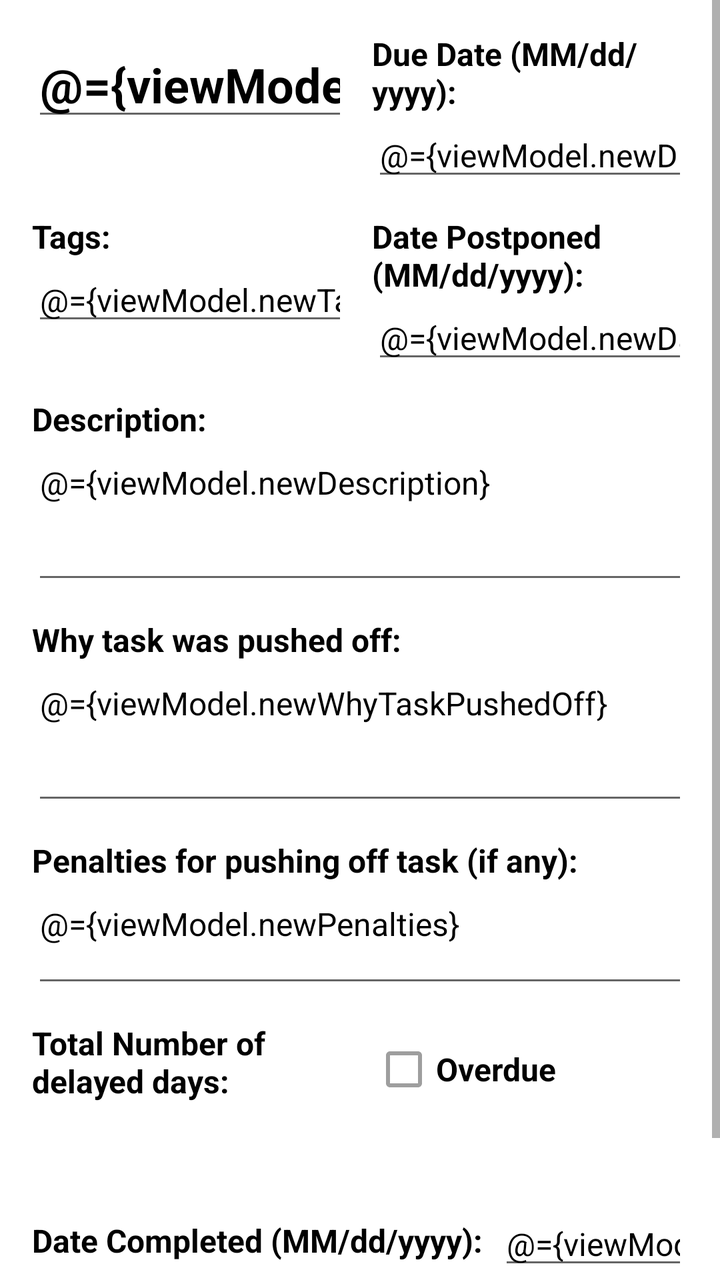
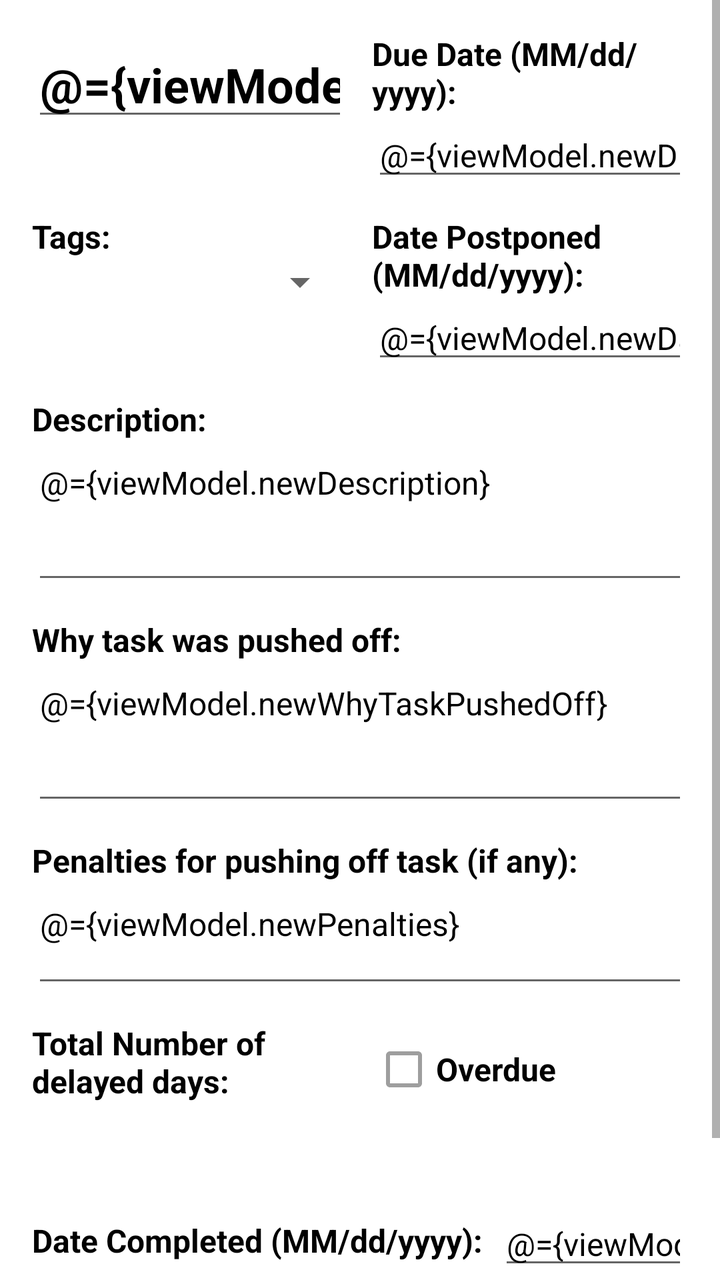

The first picture is an Android layout as it rendered before a commit; the second is the same layout after the commit. The layout source and the unified diff follow.
<!-- AndroidManifest.xml: application theme Theme.FutureMe -->
<!-- res/layout/fragment_add_edit_task.xml -->
<?xml version="1.0" encoding="utf-8"?>
<layout xmlns:android="http://schemas.android.com/apk/res/android"
    xmlns:tools="http://schemas.android.com/tools">

    <data>
        <variable
            name="viewModel"
            type="com.example.futureme.TasksViewModel" />
    </data>

    <ScrollView
        android:layout_width="match_parent"
        android:layout_height="match_parent"
        tools:context=".AddEditTaskFragment">

        <LinearLayout
            android:layout_width="match_parent"
            android:layout_height="wrap_content"
            android:orientation="vertical"
            android:padding="16dp">

            
            <LinearLayout
                android:layout_width="match_parent"
                android:layout_height="wrap_content"
                android:orientation="horizontal"
                android:layout_marginBottom="12dp">

                <EditText
                    android:id="@+id/addEditTaskName"
                    android:layout_width="0dp"
                    android:layout_height="wrap_content"
                    android:layout_weight="1"
                    android:layout_marginEnd="12dp"
                    android:hint="Task Name"
                    android:inputType="text"
                    android:text="@={viewModel.newTaskName}"
                    android:textColor="@color/black"
                    android:textSize="24sp"
                    android:textStyle="bold" />

                <LinearLayout
                    android:layout_width="0dp"
                    android:layout_height="wrap_content"
                    android:layout_weight="1"
                    android:orientation="vertical">

                    <TextView
                        android:layout_width="wrap_content"
                        android:layout_height="wrap_content"
                        android:text="Due Date (MM/dd/yyyy):"
                        android:textColor="@color/black"
                        android:textSize="16sp"
                        android:textStyle="bold" />

                    <EditText
                        android:id="@+id/editNewDueDate"
                        android:layout_width="match_parent"
                        android:layout_height="wrap_content"
                        android:hint="03/24/2026"
                        android:inputType="text"
                        android:text="@={viewModel.newDueDate}"
                        android:textColor="@color/black"
                        android:textSize="16sp" />
                </LinearLayout>
            </LinearLayout>

            
            <LinearLayout
                android:layout_width="match_parent"
                android:layout_height="wrap_content"
                android:orientation="horizontal"
                android:layout_marginBottom="12dp">

                <LinearLayout
                    android:layout_width="0dp"
                    android:layout_height="wrap_content"
                    android:layout_weight="1"
                    android:orientation="vertical"
                    android:layout_marginEnd="12dp">

                    <TextView
                        android:layout_width="wrap_content"
                        android:layout_height="wrap_content"
                        android:text="Tags:"
                        android:textColor="@color/black"
                        android:textSize="16sp"
                        android:textStyle="bold" />

                    <EditText
                        android:id="@+id/addEditTags"
                        android:layout_width="match_parent"
                        android:layout_height="wrap_content"
                        android:hint="Tags"
                        android:inputType="text"
                        android:text="@={viewModel.newTags}"
                        android:textColor="@color/black"
                        android:textSize="16sp" />
                </LinearLayout>

                <LinearLayout
                    android:layout_width="0dp"
                    android:layout_height="wrap_content"
                    android:layout_weight="1"
                    android:orientation="vertical">

                    <TextView
                        android:layout_width="wrap_content"
                        android:layout_height="wrap_content"
                        android:text="Date Postponed (MM/dd/yyyy):"
                        android:textColor="@color/black"
                        android:textSize="16sp"
                        android:textStyle="bold" />

                    <EditText
                        android:id="@+id/datePostponed"
                        android:layout_width="match_parent"
                        android:layout_height="wrap_content"
                        android:hint="03/30/2026"
                        android:inputType="text"
                        android:text="@={viewModel.newDatePostponed}"
                        android:textColor="@color/black"
                        android:textSize="16sp" />
                </LinearLayout>
            </LinearLayout>

            
            <TextView
                android:layout_width="match_parent"
                android:layout_height="wrap_content"
                android:text="Description:"
                android:textColor="@color/black"
                android:textSize="16sp"
                android:textStyle="bold" />

            <EditText
                android:id="@+id/addEditDescription"
                android:layout_width="match_parent"
                android:layout_height="wrap_content"
                android:layout_marginBottom="12dp"
                android:gravity="top|start"
                android:hint="Description goes here..."
                android:inputType="textMultiLine"
                android:minLines="3"
                android:text="@={viewModel.newDescription}"
                android:textColor="@color/black"
                android:textSize="16sp" />

            
            <TextView
                android:layout_width="match_parent"
                android:layout_height="wrap_content"
                android:text="Why task was pushed off:"
                android:textColor="@color/black"
                android:textSize="16sp"
                android:textStyle="bold" />

            <EditText
                android:id="@+id/addEditWhyTaskPushedOff"
                android:layout_width="match_parent"
                android:layout_height="wrap_content"
                android:layout_marginBottom="12dp"
                android:gravity="top|start"
                android:hint="Why task was pushed off"
                android:inputType="textMultiLine"
                android:minLines="3"
                android:text="@={viewModel.newWhyTaskPushedOff}"
                android:textColor="@color/black"
                android:textSize="16sp" />

            
            <TextView
                android:layout_width="match_parent"
                android:layout_height="wrap_content"
                android:text="Penalties for pushing off task (if any):"
                android:textColor="@color/black"
                android:textSize="16sp"
                android:textStyle="bold" />

            <EditText
                android:id="@+id/addEditPenalties"
                android:layout_width="match_parent"
                android:layout_height="wrap_content"
                android:layout_marginBottom="12dp"
                android:gravity="top|start"
                android:hint="Penalties for pushing off task (if any)"
                android:inputType="textMultiLine"
                android:minLines="2"
                android:text="@={viewModel.newPenalties}"
                android:textColor="@color/black"
                android:textSize="16sp" />

            
            <LinearLayout
                android:layout_width="match_parent"
                android:layout_height="wrap_content"
                android:orientation="horizontal"
                android:layout_marginBottom="12dp">

                <LinearLayout
                    android:layout_width="0dp"
                    android:layout_height="wrap_content"
                    android:layout_weight="1"
                    android:orientation="vertical"
                    android:layout_marginEnd="12dp">

                    <TextView
                        android:layout_width="wrap_content"
                        android:layout_height="wrap_content"
                        android:text="Total Number of delayed days:"
                        android:textColor="@color/black"
                        android:textSize="16sp"
                        android:textStyle="bold" />

                    
                    <TextView
                        android:id="@+id/numDaysDelayed"
                        android:layout_width="match_parent"
                        android:layout_height="wrap_content"
                        android:paddingTop="8dp"
                        android:paddingBottom="8dp"
                        android:text="@{viewModel.newNumDaysDelayed}"
                        android:textColor="@color/black"
                        android:textSize="16sp" />
                </LinearLayout>

                <LinearLayout
                    android:layout_width="0dp"
                    android:layout_height="wrap_content"
                    android:layout_weight="1"
                    android:orientation="vertical">

                    
                    <CheckBox
                        android:id="@+id/overdueStatus"
                        android:layout_width="wrap_content"
                        android:layout_height="wrap_content"
                        android:checked="@{viewModel.newOverdueStatus}"
                        android:enabled="false"
                        android:text="Overdue"
                        android:textColor="@color/black"
                        android:textSize="16sp"
                        android:textStyle="bold" />
                </LinearLayout>
            </LinearLayout>

            
            <LinearLayout
                android:layout_width="match_parent"
                android:layout_height="wrap_content"
                android:orientation="horizontal"
                android:layout_marginBottom="16dp">

                <TextView
                    android:layout_width="wrap_content"
                    android:layout_height="wrap_content"
                    android:layout_gravity="center_vertical"
                    android:text="Date Completed (MM/dd/yyyy):"
                    android:textColor="@color/black"
                    android:textSize="16sp"
                    android:textStyle="bold" />

                <EditText
                    android:id="@+id/dateCompleted"
                    android:layout_width="0dp"
                    android:layout_height="wrap_content"
                    android:layout_weight="1"
                    android:layout_marginStart="8dp"
                    android:hint="04/02/2026"
                    android:inputType="text"
                    android:text="@={viewModel.newDateCompleted}"
                    android:textColor="@color/black"
                    android:textSize="16sp" />
            </LinearLayout>

            
            <LinearLayout
                android:layout_width="match_parent"
                android:layout_height="wrap_content"
                android:orientation="horizontal">

                <Button
                    android:id="@+id/saveButton"
                    android:layout_width="0dp"
                    android:layout_height="wrap_content"
                    android:layout_weight="1"
                    android:layout_marginEnd="8dp"
                    android:text="Save" />

                <Button
                    android:id="@+id/deleteButton"
                    android:layout_width="0dp"
                    android:layout_height="wrap_content"
                    android:layout_weight="1"
                    android:text="Delete"
                    android:textSize="12sp" />
            </LinearLayout>

        </LinearLayout>
    </ScrollView>
</layout>
<!-- resources referenced by this layout -->
<resources>
  <color name="black">#FF000000</color>
  <style name="Theme.FutureMe" parent="Base.Theme.FutureMe" />
  <style name="Base.Theme.FutureMe" parent="Theme.MaterialComponents.DayNight.NoActionBar">
          
          
      </style>
</resources>

<!-- the commit's change to res/layout/fragment_add_edit_task.xml (unified diff, before → after) -->
@@ -87,13 +87,10 @@
                         android:textSize="16sp"
                         android:textStyle="bold" />
 
-                    <EditText
-                        android:id="@+id/addEditTags"
-                        android:layout_width="match_parent"
-                        android:layout_height="wrap_content"
-                        android:hint="Tags"
-                        android:inputType="text"
-                        android:text="@={viewModel.newTags}"
+                    <Spinner
+                        android:id="@+id/tagSpinner"
+                        android:layout_width="match_parent"
+                        android:layout_height="wrap_content"
                         android:textColor="@color/black"
                         android:textSize="16sp" />
                 </LinearLayout>
<!-- resource entries referenced after the edit -->
@@ -5,6 +5,12 @@
   <style name="Base.Theme.FutureMe" parent="Theme.MaterialComponents.DayNight.NoActionBar">
           
           
+          <item name="colorPrimary">@color/purple_primary</item>
+          <item name="colorPrimaryDark">@color/purple_primary_dark</item>
+          <item name="colorOnPrimary">@color/white</item>
       </style>
+  <color name="purple_primary">#6200EE</color>
+  <color name="purple_primary_dark">#4B00B5</color>
+  <color name="white">#FFFFFFFF</color>
 </resources>
 
